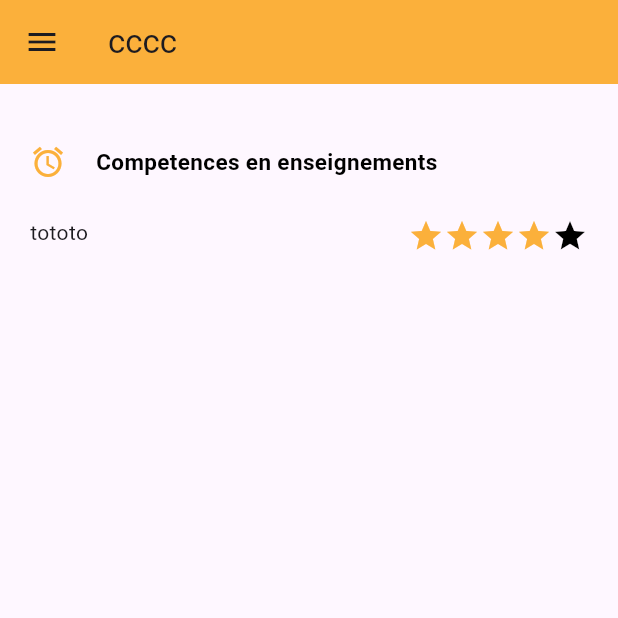
After one commit to Mawule1405/MCV, a Flutter app: the CompetenceScreen screen opened directly, on a phone screen of 412 x 824 dp, the top half of it. The commit adds this screen. Run offline on Flutter 3.47's test engine with Material 3 defaults, Android fonts, the phone set to English and light mode, and no system bars; our stand-ins replace animated_text_kit, flutter_animation_progress_bar, font_awesome_flutter, google_fonts; missing offline and left inert: flutter_phone_direct_caller.

Commit message:
Connexion de competence screen

```diff
--- a/lib/components/drawer_component.dart
+++ b/lib/components/drawer_component.dart
@@ -11,6 +11,7 @@ import 'package:mycv/screens/home_screen.dart';
 import '../screens/call_screen.dart';
 import '../screens/about_screen.dart';
 import '../screens/formation_screen.dart';
+import '../screens/competence_screen.dart';
 
 class DrawerComponent extends StatelessWidget {
   @override
@@ -52,20 +53,6 @@ class DrawerComponent extends StatelessWidget {
                     ),
                   ),
 
-                  //Biographie
-                  ListTile(
-                    onTap: () {},
-                    title: Row(
-                      children: <Widget>[
-                        Icon(Icons.man),
-                        Text(
-                          mcvGBiographie,
-                          style: GoogleFonts.rubik(textStyle: styleTexte),
-                        ),
-                      ],
-                    ),
-                  ),
-
                   //Formations
                   ListTile(
                     onTap: () => Navigator.pushReplacement(context,
@@ -83,7 +70,8 @@ class DrawerComponent extends StatelessWidget {
 
                   //Competences
                   ListTile(
-                    onTap: () {},
+                    onTap: () => Navigator.pushReplacement(context,
+                        MaterialPageRoute(builder: (c) => CompetenceScreen())),
                     title: Row(
                       children: <Widget>[
                         Icon(Icons.work),
--- a/lib/constants/consts_widget.dart
+++ b/lib/constants/consts_widget.dart
@@ -124,6 +124,83 @@ Widget generatorTitle(BuildContext c, titleForm) {
       ));
 }
 
+//Fonction generateur de competences
+Widget generatorComptence(BuildContext c, String texte, int niveau) {
+  List<Color> quintuple = [
+    Color(mcvBlack),
+    Color(mcvBlack),
+    Color(mcvBlack),
+    Color(mcvBlack),
+    Color(mcvBlack)
+  ];
+  if (niveau >= 0 && niveau <= 5) {
+    for (int i = 0; i < niveau; i++) {
+      quintuple[i] = Color(mcvOrange);
+    }
+    return Container(
+      width: MediaQuery.of(c).size.width - 40,
+      padding: EdgeInsets.all(20.0),
+      child: Row(
+        mainAxisAlignment: MainAxisAlignment.spaceBetween,
+        crossAxisAlignment: CrossAxisAlignment.start,
+        children: [
+          Container(
+            width: (MediaQuery.of(c).size.width - 40) / 2,
+            child: Text(texte),
+          ),
+          Container(
+            width: (MediaQuery.of(c).size.width - 40) / 2,
+            child: Row(
+              mainAxisAlignment: MainAxisAlignment.end,
+              crossAxisAlignment: CrossAxisAlignment.start,
+              children: [
+                Icon(Icons.star, color: quintuple[0]),
+                Icon(Icons.star, color: quintuple[1]),
+                Icon(Icons.star, color: quintuple[2]),
+                Icon(Icons.star, color: quintuple[3]),
+                Icon(Icons.star, color: quintuple[4]),
+              ],
+            ),
+          )
+        ],
+      ),
+    );
+  } else {
+    return Container(
+      margin: EdgeInsets.only(left: 20, right: 20),
+      width: (MediaQuery.of(c).size.width - 40),
+      child: Text(
+          "Impossible de generer cette competence. Veuillez respecter l'echelle de 5 "),
+    );
+  }
+}
+
+Widget generatorTitleComp(BuildContext c, titleForm) {
+  return Container(
+      padding: EdgeInsets.only(top: 40, bottom: 5, left: 20, right: 20),
+      alignment: Alignment.topLeft,
+      child: Row(
+        children: [
+          Container(
+            padding: EdgeInsets.only(right: 20.0),
+            child: Icon(
+              Icons.access_alarm,
+              color: Color(mcvOrange),
+            ),
+          ),
+          Container(
+            padding: EdgeInsets.only(right: 20),
+            alignment: Alignment.topLeft,
+            width: MediaQuery.of(c).size.width - 100,
+            child: Text(
+              titleForm,
+              style: styleSmallTitle,
+            ),
+          ),
+        ],
+      ));
+}
+
 // Construction des séparateurs
 const separateHAbout = SizedBox(height: 20.0);
 const separateHAboutBG = SizedBox(height: 250.0);
--- /dev/null
+++ b/lib/screens/competence_screen.dart
@@ -0,0 +1,41 @@
+import 'package:flutter/material.dart';
+import 'package:flutter_animation_progress_bar/flutter_animation_progress_bar.dart';
+import 'package:mycv/constants/consts_widget.dart';
+
+//Importation des constantes
+import '../constants/consts_color.dart';
+// import '../constants/consts_widget.dart';
+
+//Importation de sceens et de components
+import '../components/drawer_component.dart';
+
+class CompetenceScreen extends StatelessWidget {
+  @override
+  Widget build(BuildContext context) {
+    return Scaffold(
+      appBar: AppBar(
+        backgroundColor: const Color(mcvOrange),
+        title: Text(
+          'cccc',
+        ),
+      ),
+      drawer: DrawerComponent(),
+      body: _competenceBody(context),
+    );
+  }
+
+  Widget _competenceBody(BuildContext c) {
+    return CustomScrollView(
+      slivers: [
+        SliverList(
+          delegate: SliverChildListDelegate(
+            [
+              generatorTitleComp(c, 'Competences en enseignements'),
+              generatorComptence(c, 'tototo', 4),
+            ],
+          ),
+        )
+      ],
+    );
+  }
+}
--- a/lib/screens/home_screen.dart
+++ b/lib/screens/home_screen.dart
@@ -37,7 +37,7 @@ class HomeScreen extends StatelessWidget {
               padding:
                   const EdgeInsets.only(top: 60.0, left: 20.0, right: 20.0),
               child: FAProgressBar(
-                size: 25,
+                size: 10,
                 currentValue: 100,
                 animatedDuration: Duration(seconds: 5),
                 backgroundColor: Colors.black,
```
